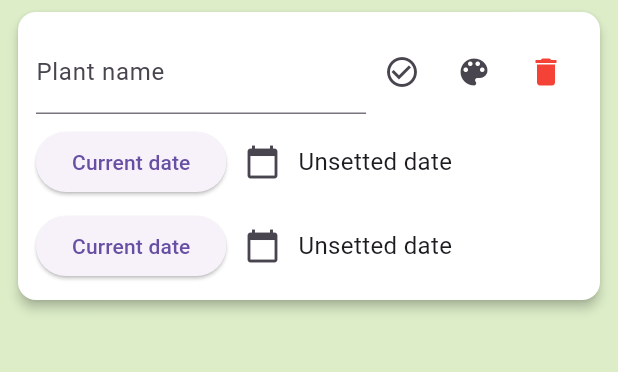
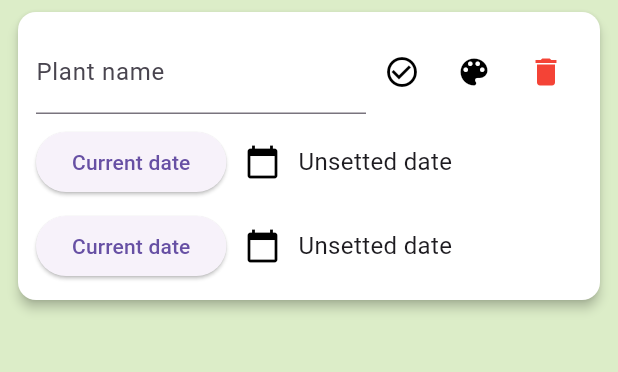
Before and after one commit to Ghorken/quchi, a Flutter app: the screen it shows after launch, after a tap on the "add" icon, on a phone screen of 412 x 824 dp, the part 84-456 px from its top. Run offline on Flutter 3.47's test engine with Material 3 defaults, Android fonts, the phone set to English and light mode, and no system bars; drawn by our look-alikes of google_mobile_ads; our stand-ins replace shared_preferences; missing offline and left inert: markdown_widget, rive_splash_screen; network calls fail.

Commit message:
Handled buttons colors

```diff
--- a/lib/screens/piante_screen.dart
+++ b/lib/screens/piante_screen.dart
@@ -100,8 +100,16 @@ class _PianteScreenState extends State<PianteScreen> {
                                   },
                                 ),
                               ),
-                              IconButton(icon: Icon(Icons.check_circle_outline), tooltip: strings.endEdit, onPressed: () => rimuoviFocus(index)),
-                              IconButton(icon: Icon(Icons.color_lens), tooltip: strings.changeColor, onPressed: () => mostraColorPicker(index)),
+                              IconButton(
+                                icon: Icon(Icons.check_circle_outline, color: (pianta.colore == Colors.white || pianta.colore == Colors.yellow) ? Colors.black : Colors.white),
+                                tooltip: strings.endEdit,
+                                onPressed: () => rimuoviFocus(index),
+                              ),
+                              IconButton(
+                                icon: Icon(Icons.color_lens, color: (pianta.colore == Colors.white || pianta.colore == Colors.yellow) ? Colors.black : Colors.white),
+                                tooltip: strings.changeColor,
+                                onPressed: () => mostraColorPicker(index),
+                              ),
                               IconButton(
                                 icon: Icon(Icons.delete, color: pianta.colore == Colors.red ? Colors.white : Colors.red),
                                 tooltip: strings.removePlant,
@@ -113,7 +121,11 @@ class _PianteScreenState extends State<PianteScreen> {
                             mainAxisAlignment: MainAxisAlignment.spaceBetween,
                             children: [
                               ElevatedButton(onPressed: () => aggiornaDataAutomatica(index, true), child: Text(strings.currentDate)),
-                              IconButton(icon: Icon(Icons.calendar_today), tooltip: strings.chooseDate, onPressed: () => scegliDataManuale(index, true)),
+                              IconButton(
+                                icon: Icon(Icons.calendar_today, color: (pianta.colore == Colors.white || pianta.colore == Colors.yellow) ? Colors.black : Colors.white),
+                                tooltip: strings.chooseDate,
+                                onPressed: () => scegliDataManuale(index, true),
+                              ),
                               Expanded(
                                 child: Text(
                                   pianta.dataInnaffiamento.isEmpty ? strings.emptyDate : '${strings.wateredOn} ${pianta.dataInnaffiamento}',
@@ -126,7 +138,11 @@ class _PianteScreenState extends State<PianteScreen> {
                             mainAxisAlignment: MainAxisAlignment.spaceBetween,
                             children: [
                               ElevatedButton(onPressed: () => aggiornaDataAutomatica(index, false), child: Text(strings.currentDate)),
-                              IconButton(icon: Icon(Icons.calendar_today), tooltip: strings.chooseDate, onPressed: () => scegliDataManuale(index, false)),
+                              IconButton(
+                                icon: Icon(Icons.calendar_today, color: (pianta.colore == Colors.white || pianta.colore == Colors.yellow) ? Colors.black : Colors.white),
+                                tooltip: strings.chooseDate,
+                                onPressed: () => scegliDataManuale(index, false),
+                              ),
                               Expanded(
                                 child: Text(
                                   pianta.dataConcimazione.isEmpty ? strings.emptyDate : '${strings.concimatedOn} ${pianta.dataConcimazione}',
--- a/pubspec.yaml
+++ b/pubspec.yaml
@@ -16,7 +16,7 @@ publish_to: 'none' # Remove this line if you wish to publish to pub.dev
 # https://developer.apple.com/library/archive/documentation/General/Reference/InfoPlistKeyReference/Articles/CoreFoundationKeys.html
 # In Windows, build-name is used as the major, minor, and patch parts
 # of the product and file versions while build-number is used as the build suffix.
-version: 1.0.0+1
+version: 1.0.0+3
 
 environment:
   sdk: ^3.7.2
```
